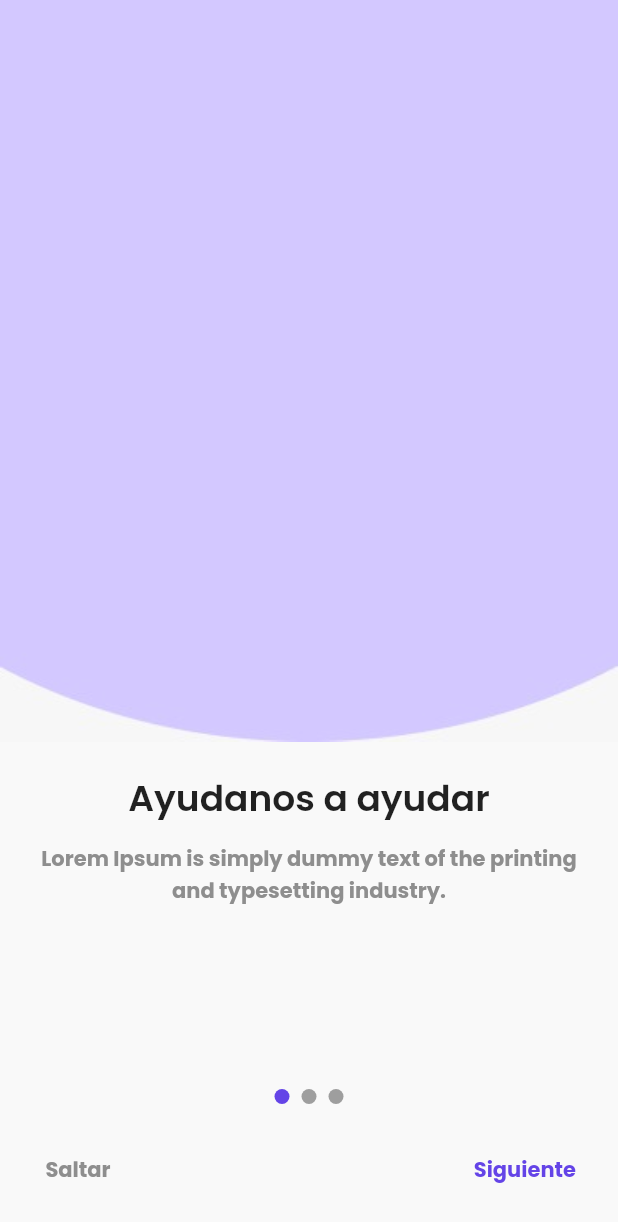
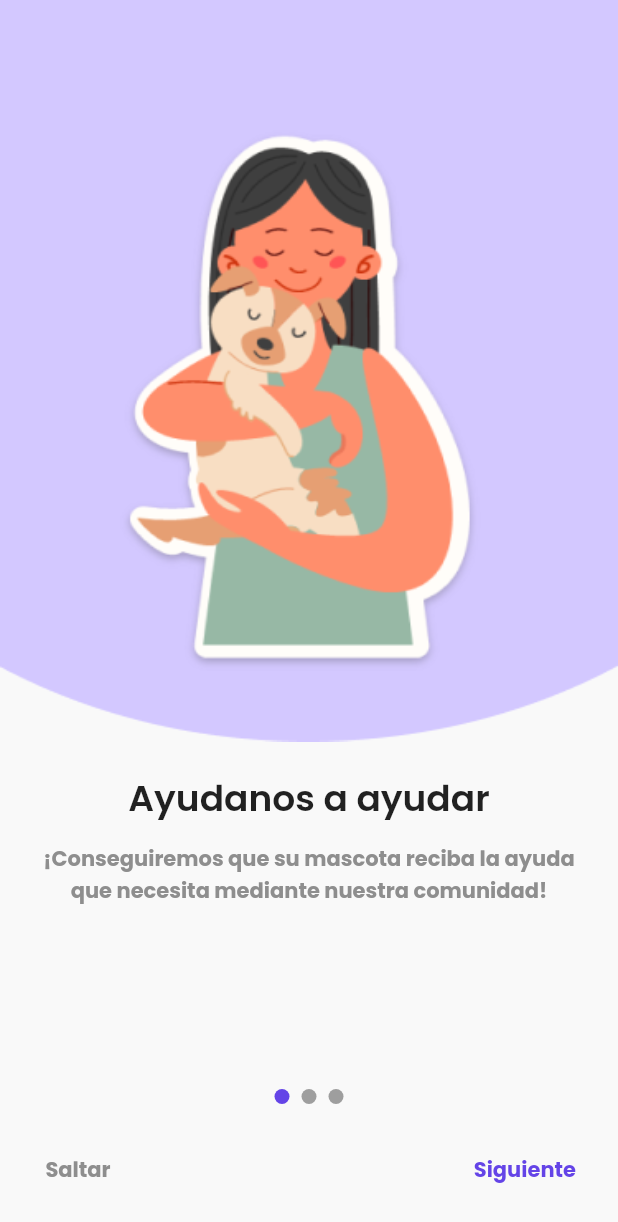
Before and after one commit to CruzAlvaro97/Pet_Care, a Flutter app: the OnboardingPage screen opened by its route, on a phone screen of 412 x 824 dp. Shown: the top 1222 px of the screen. Run offline on Flutter 3.47's test engine with Material 2 defaults, Android fonts, the phone set to English and light mode, and no system bars; drawn by our look-alikes of smooth_page_indicator; our stand-ins replace expandable_text, flutter_secure_storage, google_fonts, group_button, image_picker, lottie and 4 more; missing offline and left inert: another_stepper, dropdown_plus, list_picker; accounts and stored records are empty; network calls fail; project files that could hold a hidden picture were left out.

Commit message:
2022/12/21
1.

```diff
--- a/lib/src/views/pages/auth_page/auth_page.dart
+++ b/lib/src/views/pages/auth_page/auth_page.dart
@@ -31,7 +31,7 @@ class AuthPage extends StatelessWidget {
                 Navigator.pushReplacement(
                     context,
                     PageRouteBuilder(
-                      pageBuilder: (_, __, ___) => const WelcomePage(),
+                      pageBuilder: (_, __, ___) => const OnboardingPage(),
                       transitionDuration: const Duration(seconds: 0),
                     ));
               });
--- a/lib/src/views/pages/login_page/login_page.dart
+++ b/lib/src/views/pages/login_page/login_page.dart
@@ -14,6 +14,8 @@ class LoginPage extends StatelessWidget {
 
   @override
   Widget build(BuildContext context) {
+    String correo = '';
+
     return Scaffold(
       //AppBar
       appBar: AppBar(
@@ -165,7 +167,7 @@ class _LoginFormState extends State<LoginForm> {
               hintStyle:
                   CustomTextStyle.seeMoreText.copyWith(color: CustomColor.grey),
             ),
-            controller: _controller,
+            //controller: _controller,
             onChanged: ((value) => loginProvider.email = value),
             validator: ((value) {
               String pattern =
@@ -261,7 +263,7 @@ class _LoginFormState extends State<LoginForm> {
                     );
 
                     if (errorMessage == null) {
-                      usuarioProvider.getDatauser(_controller.text);
+                      usuarioProvider.getDatauser(loginProvider.email);
                       // ignore: use_build_context_synchronously
                       Navigator.pushReplacementNamed(context, MyRoutes.rHOME);
                     } else {
--- a/lib/src/views/pages/onboarding_page/onboarding_page.dart
+++ b/lib/src/views/pages/onboarding_page/onboarding_page.dart
@@ -36,17 +36,22 @@ class _OnboardingPageState extends State<OnboardingPage> {
               controller: controller,
               children: const <Widget>[
                 OnboardingModal(
-                    titulo: 'Ayudanos a ayudar',
-                    descrip:
-                        'Lorem Ipsum is simply dummy text of the printing and typesetting industry.'),
+                  titulo: 'Ayudanos a ayudar',
+                  descrip:
+                      '¡Conseguiremos que su mascota reciba la ayuda que necesita mediante nuestra comunidad!',
+                  url: 'assets/images/ob1.png',
+                ),
                 OnboardingModal(
-                    titulo: 'Encuentra un compañero',
-                    descrip:
-                        'Lorem Ipsum is simply dummy text of the printing and typesetting industry.'),
+                  titulo: 'Encuentra un compañero',
+                  descrip:
+                      'En esta comunidad podrás encontrar a tu fiel amig@.',
+                  url: 'assets/images/ob2.png',
+                ),
                 OnboardingModal(
-                    titulo: 'Lorem limpsun',
-                    descrip:
-                        'Lorem Ipsum is simply dummy text of the printing and typesetting industry.'),
+                  titulo: 'Lorem limpsun',
+                  descrip: 'Aquí te ayudamos a encontrar a tu mascota perdida.',
+                  url: 'assets/images/ob3.png',
+                ),
               ],
             ),
           ),
@@ -120,17 +125,19 @@ class OnboardingModal extends StatelessWidget {
     Key? key,
     required this.titulo,
     required this.descrip,
+    required this.url,
   }) : super(key: key);
 
   final String titulo;
   final String descrip;
+  final String url;
 
   @override
   Widget build(BuildContext context) {
     return Column(
       children: [
         Image.asset(
-          'assets/images/fondoonboarding.jpeg',
+          url,
           width: double.infinity,
           height: MediaQuery.of(context).size.height * 0.6,
           fit: BoxFit.fill,
```
Also changed, not shown: lib/src/models/pets_filter_model.dart (+7 -7 lines), lib/src/views/pages/home_page/home_subpages/en_adopcion_subpage.dart (+78 -37 lines), assets/icons/roedorIcon2_enAdopcion.png (added), assets/icons/roedorIcon_enAdopcion.png (added), assets/images/ob1.png (added), assets/images/ob2.png (added), assets/images/ob3.png (added).
